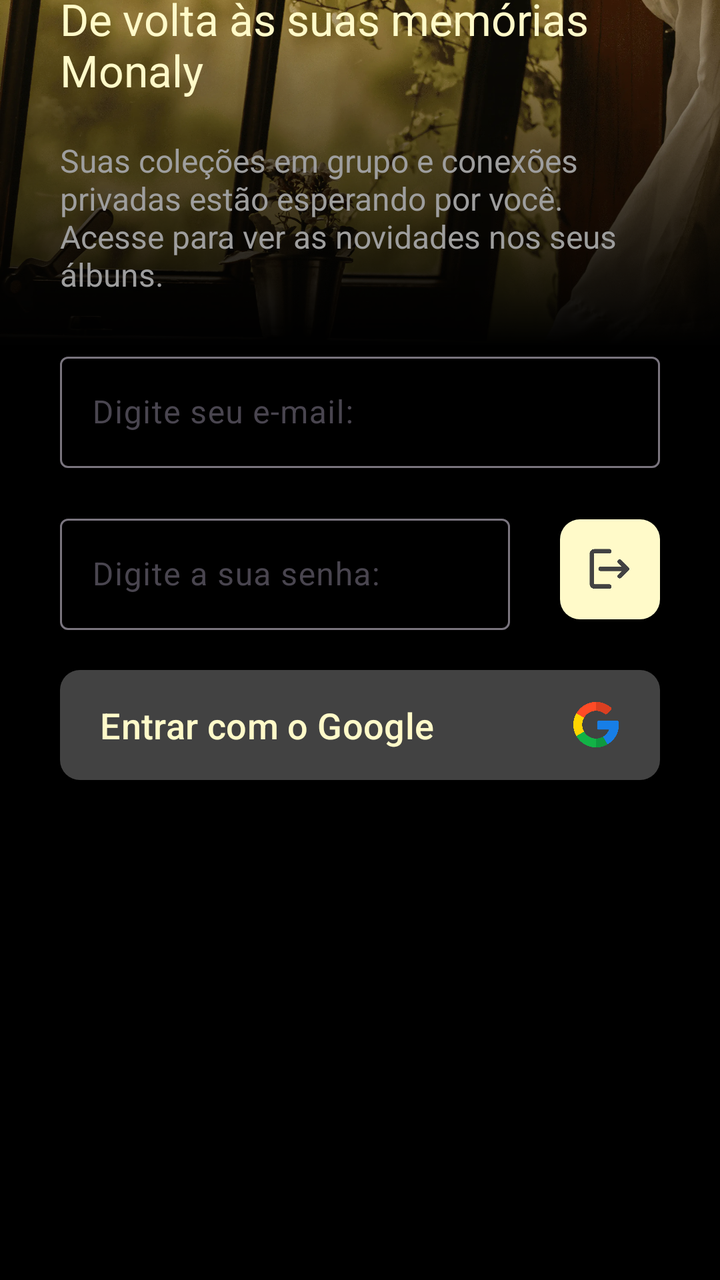
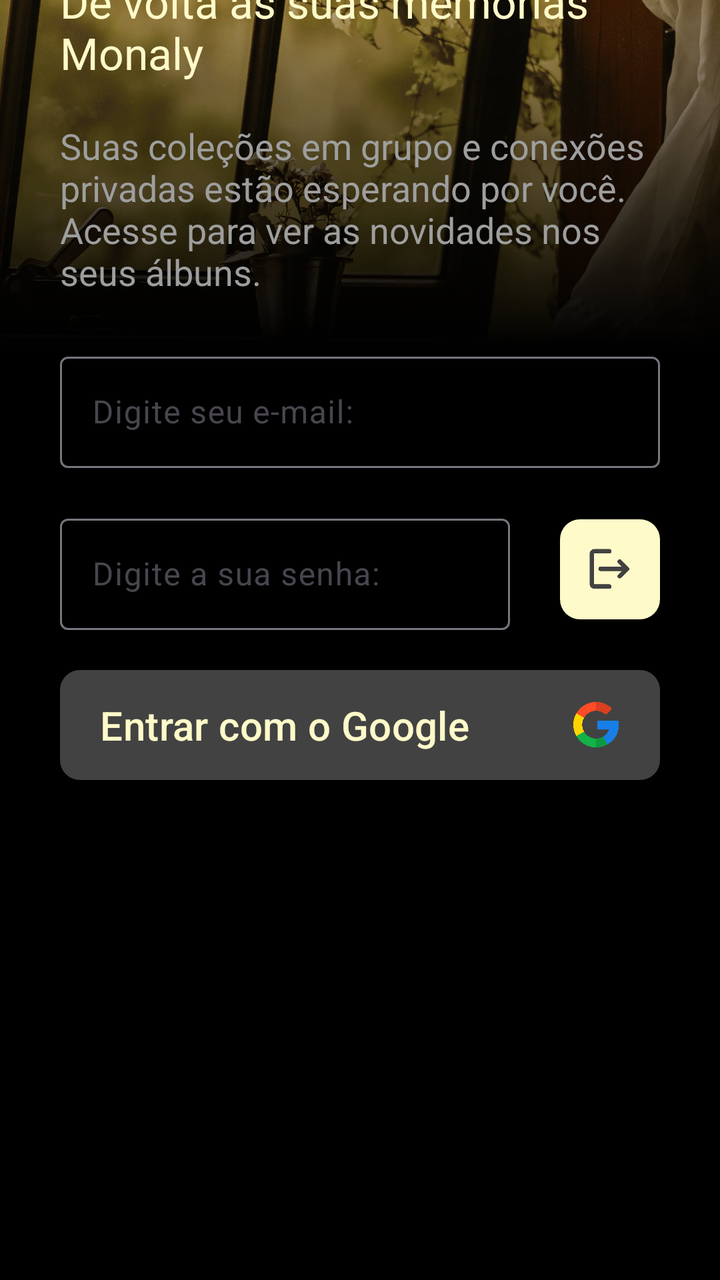

The first picture is an Android layout as it rendered before a commit; the second is the same layout after the commit. The layout source and the unified diff follow.
<!-- AndroidManifest.xml: application theme Theme.Monaly -->
<!-- res/layout/activity_login.xml -->
<?xml version="1.0" encoding="utf-8"?>
<androidx.constraintlayout.widget.ConstraintLayout
    xmlns:android="http://schemas.android.com/apk/res/android"
    xmlns:app="http://schemas.android.com/apk/res-auto"
    xmlns:tools="http://schemas.android.com/tools"
    android:id="@+id/main"
    android:layout_width="match_parent"
    android:layout_height="match_parent"
    tools:context=".ui.activity.LoginActivity"
    android:background="@color/black">

    <ImageView
        android:id="@+id/imageBackgroundLogin"
        android:layout_width="0dp"
        android:layout_height="0dp"
        android:scaleType="centerCrop"
        android:src="@drawable/img_background_login"
        app:layout_constraintBottom_toBottomOf="@+id/imageGradientEffect"
        app:layout_constraintEnd_toEndOf="parent"
        app:layout_constraintStart_toStartOf="parent"
        app:layout_constraintTop_toTopOf="parent" />

    <ImageView
        android:id="@+id/imageGradientEffect"
        android:layout_width="0dp"
        android:layout_height="0dp"
        android:src="@drawable/bg_gradient_black"
        app:layout_constraintBottom_toTopOf="@+id/inputEmail"
        app:layout_constraintEnd_toEndOf="parent"
        app:layout_constraintHorizontal_bias="0.0"
        app:layout_constraintStart_toStartOf="parent"
        app:layout_constraintTop_toTopOf="parent" />

    <TextView
        android:id="@+id/textTitleLogin"
        android:layout_width="0dp"
        android:layout_height="wrap_content"
        android:layout_marginStart="30dp"
        android:layout_marginEnd="30dp"
        android:layout_marginBottom="20dp"
        android:text="@string/login_title"
        android:textColor="@color/bage_neutral"
        android:textSize="22dp"
        app:layout_constraintBottom_toTopOf="@+id/textDescriptionLogin"
        app:layout_constraintEnd_toEndOf="parent"
        app:layout_constraintStart_toStartOf="parent" />


    <TextView
        android:id="@+id/textDescriptionLogin"
        android:layout_width="0dp"
        android:layout_height="wrap_content"
        android:layout_marginStart="30dp"
        android:layout_marginEnd="30dp"
        android:layout_marginBottom="25dp"
        android:text="@string/login_description"
        android:textColor="@color/gray_medium"
        android:textSize="16dp"
        app:layout_constraintBottom_toTopOf="@+id/inputEmail"
        app:layout_constraintEnd_toEndOf="parent"
        app:layout_constraintHorizontal_bias="0.0"
        app:layout_constraintStart_toStartOf="parent" />

    <com.google.android.material.button.MaterialButton
        android:id="@+id/buttonLoginGoogle"
        android:layout_width="0dp"
        android:layout_height="55dp"
        android:layout_marginStart="30dp"
        android:layout_marginEnd="30dp"
        android:layout_marginBottom="250dp"
        android:background="@drawable/drawable_background_button_gray_dark_10_dp"
        android:gravity="start|center_vertical"
        android:paddingStart="20dp"
        android:paddingEnd="20dp"
        android:text="@string/login_button"
        android:textAllCaps="false"
        android:textColor="@color/bage_neutral"
        android:textSize="18sp"
        app:backgroundTint="@null"
        app:icon="@drawable/img_icon_google"
        app:iconGravity="end"
        app:iconSize="24dp"
        app:iconTint="@null"
        app:layout_constraintBottom_toBottomOf="parent"
        app:layout_constraintEnd_toEndOf="parent"
        app:layout_constraintHorizontal_bias="0.0"
        app:layout_constraintStart_toStartOf="parent" />

    <com.google.android.material.button.MaterialButton
        android:id="@+id/buttonLogIn"
        android:layout_width="50dp"
        android:layout_height="50dp"
        android:layout_marginEnd="30dp"
        android:layout_marginBottom="20dp"
        android:background="@drawable/drawable_background_button_bage_10_dp"
        android:contentDescription="@string/login_content_description"
        android:insetTop="0dp"
        android:insetBottom="0dp"
        android:padding="0dp"
        app:backgroundTint="@color/bage_neutral"
        app:icon="@drawable/ic_log_in_gray_dark"
        app:iconGravity="textStart"
        app:iconPadding="0dp"
        app:iconSize="25dp"
        app:iconTint="@null"
        app:layout_constraintBottom_toTopOf="@+id/buttonLoginGoogle"
        app:layout_constraintEnd_toEndOf="parent"
        app:layout_constraintTop_toTopOf="@+id/inputPassword" />

    <com.google.android.material.textfield.TextInputLayout
        android:id="@+id/inputEmail"
        android:layout_width="0dp"
        android:layout_height="wrap_content"
        android:layout_marginStart="30dp"
        android:layout_marginEnd="30dp"
        android:layout_marginBottom="20dp"
        app:layout_constraintBottom_toTopOf="@+id/inputPassword"
        app:layout_constraintEnd_toEndOf="parent"
        app:layout_constraintStart_toStartOf="parent">

        <com.google.android.material.textfield.TextInputEditText
            android:id="@+id/inputEditEmail"
            android:layout_width="match_parent"
            android:layout_height="wrap_content"
            android:hint="@string/logint_hint_email" />

    </com.google.android.material.textfield.TextInputLayout>

    <com.google.android.material.textfield.TextInputLayout
        android:id="@+id/inputPassword"
        android:layout_width="0dp"
        android:layout_height="wrap_content"
        android:layout_marginStart="30dp"
        android:layout_marginEnd="25dp"
        android:layout_marginBottom="20dp"
        app:layout_constraintBottom_toTopOf="@+id/buttonLoginGoogle"
        app:layout_constraintEnd_toStartOf="@+id/buttonLogIn"
        app:layout_constraintStart_toStartOf="parent">

        <com.google.android.material.textfield.TextInputEditText
            android:id="@+id/InputEditPassword"
            android:layout_width="match_parent"
            android:layout_height="wrap_content"
            android:hint="@string/login_hint_password" />

    </com.google.android.material.textfield.TextInputLayout>

</androidx.constraintlayout.widget.ConstraintLayout>
<!-- resources referenced by this layout -->
<resources>
  <color name="bage_neutral">#FFFAC9</color>
  <color name="black">#000000</color>
  <color name="gray_medium">#9E9E9E</color>
  <!-- drawable bg_gradient_black (drawable) -->
  <?xml version="1.0" encoding="utf-8"?>
  <shape xmlns:android="http://schemas.android.com/apk/res/android"
  
      android:shape="rectangle">
  
      <gradient
  
          android:angle="90"
          android:startColor="@color/black"
          android:endColor="#00000000"
          android:type="linear"/>
  
  </shape>
  <!-- drawable drawable_background_button_bage_10_dp (drawable) -->
  <?xml version="1.0" encoding="utf-8"?>
  <shape xmlns:android="http://schemas.android.com/apk/res/android">
  
      <solid android:color="@color/bage_neutral"/>
      <corners android:radius="10dp"/>
  
  </shape>
  <!-- drawable drawable_background_button_gray_dark_10_dp (drawable) -->
  <?xml version="1.0" encoding="utf-8"?>
  <shape xmlns:android="http://schemas.android.com/apk/res/android">
  
      <corners android:radius="10dp"/>
      <solid android:color="@color/gray_dark"/>
  
  </shape>
  <!-- drawable ic_log_in_gray_dark: png bitmap (drawable, 8584 bytes) -->
  <!-- drawable img_background_login: webp bitmap (drawable, 669746 bytes) -->
  <!-- drawable img_icon_google: webp bitmap (drawable, 15924 bytes) -->
  <string name="login_button">Entrar com o Google</string>
  <string name="login_content_description">Botão de entrar</string>
  <string name="login_description">Suas coleções em grupo e conexões privadas estão esperando por você. Acesse para ver as novidades nos seus álbuns.</string>
  <string name="login_hint_password">Digite a sua senha:</string>
  <string name="login_title">De volta às suas memórias Monaly</string>
  <string name="logint_hint_email">Digite seu e-mail:</string>
  <style name="Theme.Monaly" parent="Base.Theme.Monaly" />
  <color name="gray_dark">#424242</color>
  <style name="Base.Theme.Monaly" parent="Theme.Material3.DayNight.NoActionBar">
  
  
          
          
  
  
          
          <item name="android:navigationBarColor">@color/black</item>
  
  
      </style>
</resources>

<!-- the commit's change to res/layout/activity_login.xml (unified diff, before → after) -->
@@ -55,7 +55,7 @@
         android:layout_marginBottom="25dp"
         android:text="@string/login_description"
         android:textColor="@color/gray_medium"
-        android:textSize="16dp"
+        android:textSize="18dp"
         app:layout_constraintBottom_toTopOf="@+id/inputEmail"
         app:layout_constraintEnd_toEndOf="parent"
         app:layout_constraintHorizontal_bias="0.0"
@@ -75,7 +75,8 @@
         android:text="@string/login_button"
         android:textAllCaps="false"
         android:textColor="@color/bage_neutral"
-        android:textSize="18sp"
+        android:textSize="20sp"
+        android:textFontWeight="400"
         app:backgroundTint="@null"
         app:icon="@drawable/img_icon_google"
         app:iconGravity="end"
